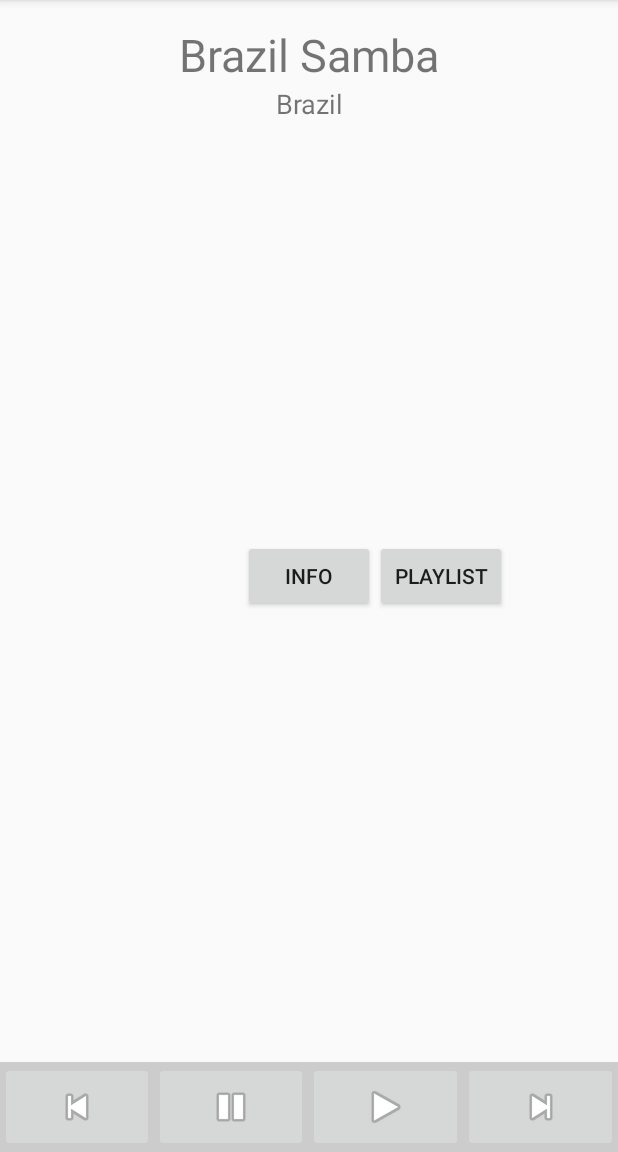
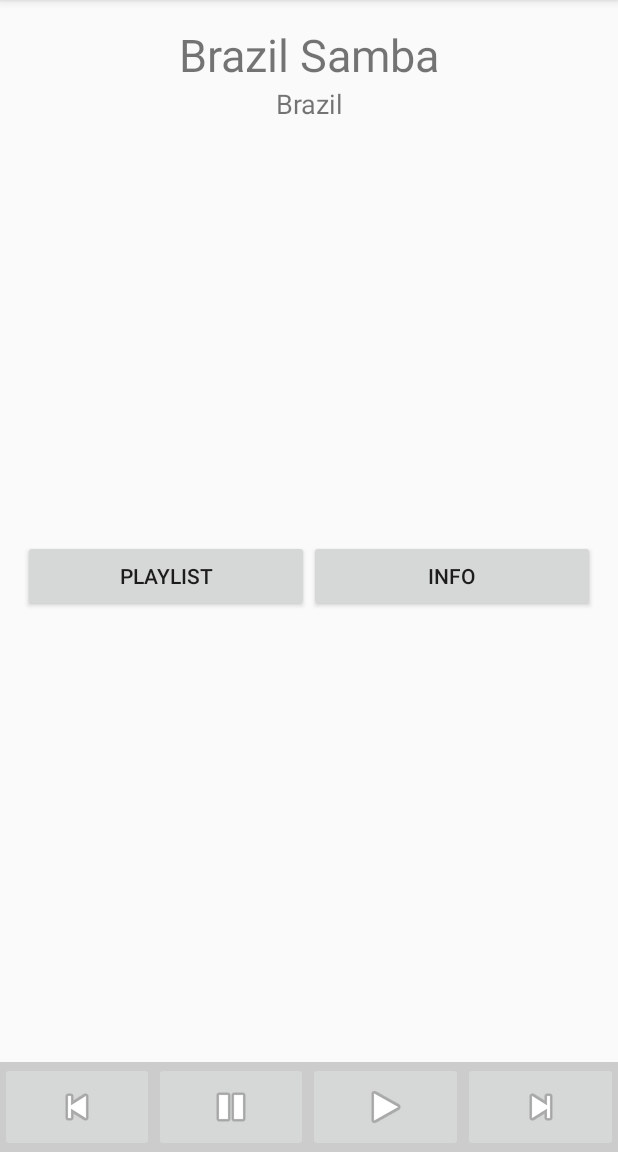
Before and after one commit to Jeroenvhaasteren/MyMusicPlayer, an Android app: the PlayList screen opened directly, with no data from a screen before it, after a tap on "Brazil Samba", on a phone screen of 412 x 824 dp, the part 84-1236 px from its top. Run offline under Robolectric (Android 15) with nearby library versions, the phone set to English and light mode, and no system bars.

Commit message:
Context Menu

```diff
--- a/app/src/main/java/org/bts/atry/mymusicplayer/MainActivity.java
+++ b/app/src/main/java/org/bts/atry/mymusicplayer/MainActivity.java
@@ -1,17 +1,9 @@
 package org.bts.atry.mymusicplayer;
 
-import android.app.NotificationManager;
-import android.app.PendingIntent;
-import android.app.Service;
 import android.content.BroadcastReceiver;
-import android.content.ComponentName;
 import android.content.Context;
 import android.content.Intent;
 import android.content.IntentFilter;
-import android.content.ServiceConnection;
-import android.media.MediaPlayer;
-import android.os.IBinder;
-import android.support.v4.app.NotificationCompat;
 import android.support.v4.content.LocalBroadcastManager;
 import android.support.v7.app.AppCompatActivity;
 import android.os.Bundle;
@@ -23,15 +15,13 @@ import android.widget.TextView;
 
 import java.util.List;
 
-import static android.R.id.message;
-
 public class MainActivity extends AppCompatActivity implements View.OnClickListener {
 
     private static final String TAG = MainActivity.class.getSimpleName();
     private MyMediaPlayerService musicSrv;
     private boolean mMusicBound = false;
     private boolean mPaused = false;
-    private int mSongPlaying = MyMediaPlayerService.mSongPlaying;
+    private int mSongPlaying;
     private static List<SongObj> PLAYLIST;
 
     private TextView tvTitle;
@@ -159,7 +149,18 @@ public class MainActivity extends AppCompatActivity implements View.OnClickListe
 
     @Override
     protected void onDestroy() {
-        LocalBroadcastManager.getInstance(this).unregisterReceiver(mMessageReceiver);
+        if(isFinishing()) {
+            Intent intent = new Intent(this, MyMediaPlayerService.class);
+            LocalBroadcastManager.getInstance(this).unregisterReceiver(mMessageReceiver);
+            stopService(intent);
+        }
         super.onDestroy();
     }
+
+    @Override
+    protected void onResume() {
+        this.mSongPlaying = MyMediaPlayerService.mSongPlaying;
+        setSongInfo();
+        super.onResume();
+    }
 }
--- a/app/src/main/java/org/bts/atry/mymusicplayer/MyMediaPlayerService.java
+++ b/app/src/main/java/org/bts/atry/mymusicplayer/MyMediaPlayerService.java
@@ -4,15 +4,12 @@ import android.app.NotificationManager;
 import android.app.PendingIntent;
 import android.app.Service;
 import android.content.Intent;
-import android.media.AudioManager;
 import android.media.MediaPlayer;
-import android.os.Binder;
 import android.os.IBinder;
 import android.support.v4.app.NotificationCompat;
 import android.support.v4.content.LocalBroadcastManager;
 import android.util.Log;
 
-import java.io.IOException;
 import java.util.List;
 
 public class MyMediaPlayerService extends Service implements MediaPlayer.OnCompletionListener, MediaPlayer.OnErrorListener, MediaPlayer.OnPreparedListener {
--- /dev/null
+++ b/app/src/main/res/drawable/ic_info_black_24dp.xml
@@ -0,0 +1,9 @@
+<vector xmlns:android="http://schemas.android.com/apk/res/android"
+        android:width="24dp"
+        android:height="24dp"
+        android:viewportWidth="24.0"
+        android:viewportHeight="24.0">
+    <path
+        android:fillColor="#FF000000"
+        android:pathData="M12,2C6.48,2 2,6.48 2,12s4.48,10 10,10 10,-4.48 10,-10S17.52,2 12,2zM13,17h-2v-6h2v6zM13,9h-2L11,7h2v2z"/>
+</vector>
--- /dev/null
+++ b/app/src/main/res/drawable/ic_play_circle_filled_black_24dp.xml
@@ -0,0 +1,9 @@
+<vector xmlns:android="http://schemas.android.com/apk/res/android"
+        android:width="24dp"
+        android:height="24dp"
+        android:viewportWidth="24.0"
+        android:viewportHeight="24.0">
+    <path
+        android:fillColor="#FF000000"
+        android:pathData="M12,2C6.48,2 2,6.48 2,12s4.48,10 10,10 10,-4.48 10,-10S17.52,2 12,2zM10,16.5v-9l6,4.5 -6,4.5z"/>
+</vector>
--- a/app/src/main/res/layout/activity_main.xml
+++ b/app/src/main/res/layout/activity_main.xml
@@ -26,24 +26,6 @@
         android:layout_below="@id/tv_main_title"
         android:layout_alignParentLeft="true"
         android:layout_alignParentStart="true" />
-
-    <Button
-        android:text="@string/btn_main_info"
-        android:layout_width="wrap_content"
-        android:layout_height="wrap_content"
-        android:layout_centerVertical="true"
-        android:layout_centerHorizontal="true"
-        android:id="@+id/btn_main_info" />
-
-    <Button
-        android:text="@string/playlist"
-        android:layout_width="wrap_content"
-        android:layout_height="wrap_content"
-        android:layout_alignBottom="@+id/btn_main_info"
-        android:layout_toRightOf="@+id/btn_main_info"
-        android:layout_toEndOf="@+id/btn_main_info"
-        android:id="@+id/btn_main_playlist"
-        android:layout_alignTop="@+id/btn_main_info" />
 
     <LinearLayout
         android:orientation="horizontal"
@@ -85,4 +67,32 @@
 
     </LinearLayout>
 
+    <LinearLayout
+        android:orientation="horizontal"
+        android:layout_width="match_parent"
+        android:layout_height="wrap_content"
+        android:layout_centerVertical="true"
+        android:layout_alignParentLeft="true"
+        android:layout_alignParentStart="true"
+        android:padding="15dp">
+
+        <Button
+            android:text="@string/playlist"
+            android:layout_width="wrap_content"
+            android:layout_height="wrap_content"
+            android:id="@+id/btn_main_playlist"
+            android:layout_alignParentLeft="true"
+            android:layout_below="@+id/tv_main_country"
+            android:layout_weight="1" />
+
+        <Button
+            android:text="@string/btn_main_info"
+            android:layout_width="wrap_content"
+            android:layout_height="wrap_content"
+            android:id="@+id/btn_main_info"
+            android:layout_centerVertical="true"
+            android:layout_alignParentRight="true"
+            android:layout_weight="1" />
+    </LinearLayout>
+
 </RelativeLayout>
--- /dev/null
+++ b/app/src/main/res/menu/context_menu_playlist.xml
@@ -0,0 +1,14 @@
+<?xml version="1.0" encoding="utf-8"?>
+<menu
+    xmlns:android="http://schemas.android.com/apk/res/android"
+    xmlns:app="http://schemas.android.com/apk/res-auto">
+
+    <item
+        android:id="@+id/cbtn_playlist_play"
+        android:title="@string/contextmenu_like_text"
+        android:icon="@drawable/ic_play_circle_filled_black_24dp"/>
+    <item
+        android:id="@+id/cbtn_playlist_details"
+        android:title="@string/contextmenu_dislike_text"
+        android:icon="@drawable/ic_info_black_24dp"/>
+</menu>
--- a/app/src/main/res/values/strings.xml
+++ b/app/src/main/res/values/strings.xml
@@ -2,4 +2,7 @@
     <string name="app_name">MyMusicPlayer</string>
     <string name="btn_main_info">Info</string>
     <string name="playlist">Playlist</string>
+    <string name="popmenu_add_text">SongOptions</string>
+    <string name="contextmenu_like_text">Play</string>
+    <string name="contextmenu_dislike_text">Details</string>
 </resources>
```
Also changed, not shown: app/src/main/java/org/bts/atry/mymusicplayer/PlayList.java (+46 -3 lines), app/src/main/res/mipmap-hdpi/ic_launcher.png, app/src/main/res/mipmap-mdpi/ic_launcher.png, app/src/main/res/mipmap-xhdpi/ic_launcher.png, app/src/main/res/mipmap-xxhdpi/ic_launcher.png, app/src/main/res/mipmap-xxxhdpi/ic_launcher.png.
